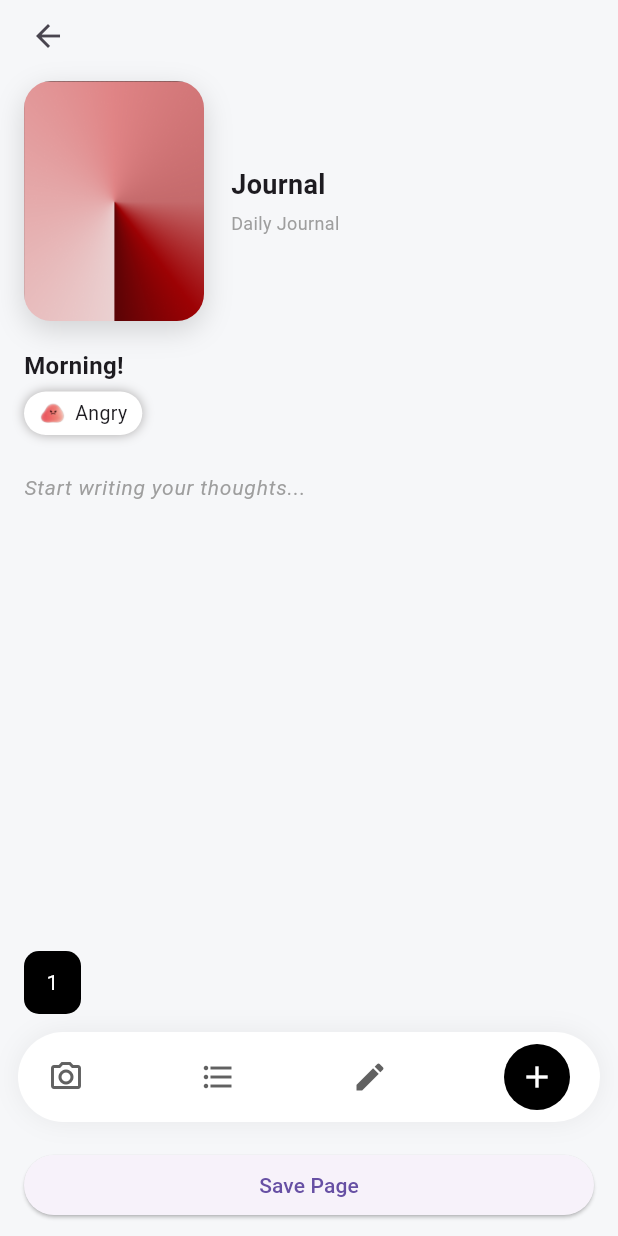
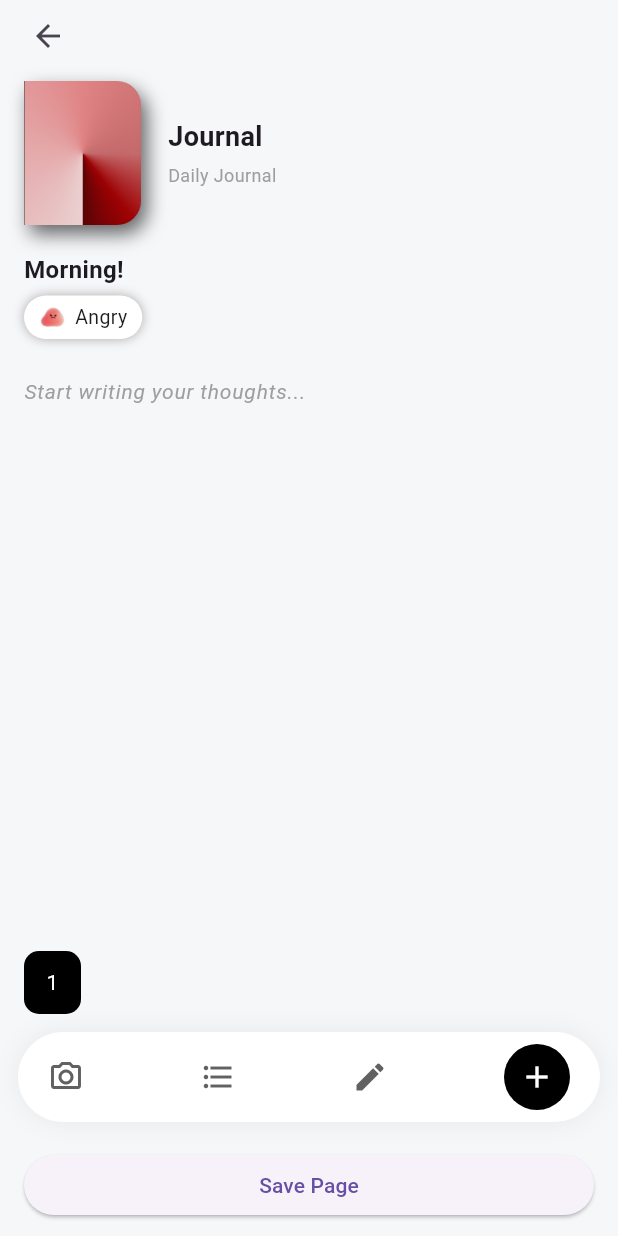
Before and after one commit to zela-Tech/Innerscape, a Flutter app: the screen it shows once a user with an empty profile is signed in, after a tap on "Angry", on a phone screen of 412 x 824 dp. Run offline on Flutter 3.47's test engine with Material 3 defaults, Android fonts, the phone set to English and light mode, and no system bars; our stand-ins replace cloud_firestore, firebase_auth, firebase_core; accounts and stored records are empty.

Commit message:
feat(journal-ui): add depth to the journal cover

```diff
--- a/lib/screens/daily_journal_screen.dart
+++ b/lib/screens/daily_journal_screen.dart
@@ -74,19 +74,26 @@ class _DailyJournalScreenState extends State<DailyJournalScreen> {
                 crossAxisAlignment: CrossAxisAlignment.center,
                 children: [
                   Container(
-                    width: 120,
-                    height: 160,
+                    width: 78,
+                    height: 96,
                     decoration: BoxDecoration(
-                      borderRadius: BorderRadius.circular(18),
                       image: const DecorationImage(
                         image: AssetImage('assets/images/red_cover.png'),
                         fit: BoxFit.cover,
                       ),
+
+                      borderRadius: const BorderRadius.only(
+                        topRight: Radius.circular(16),
+                        bottomRight: Radius.circular(16),
+                        topLeft: Radius.circular(0),
+                        bottomLeft: Radius.circular(0),
+                      ),
+
                       boxShadow: [
                         BoxShadow(
-                          color: Colors.black.withValues(alpha: 0.15),
-                          blurRadius: 16,
-                          offset: Offset(0, 6),
+                          color: Colors.black.withValues(alpha: 0.6),
+                          blurRadius: 10,
+                          offset: const Offset(4, 6),
                         ),
                       ],
                     ),
```
